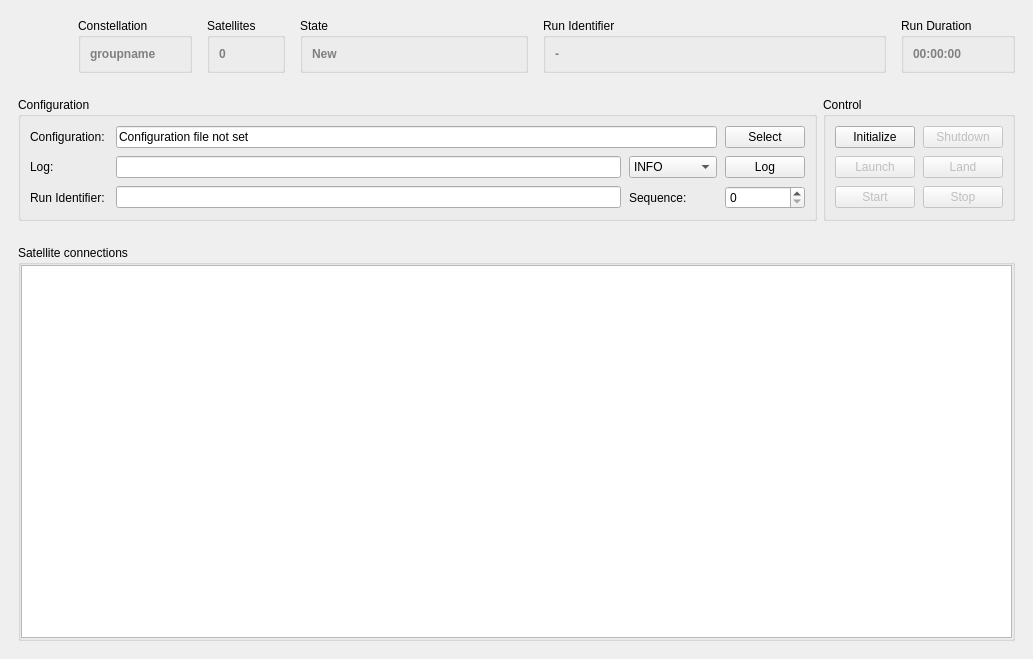
Above: cxx/controllers/MissionControl/MissionControl.ui from constellation-daq/Constellation before the change. Below: the same form after it.
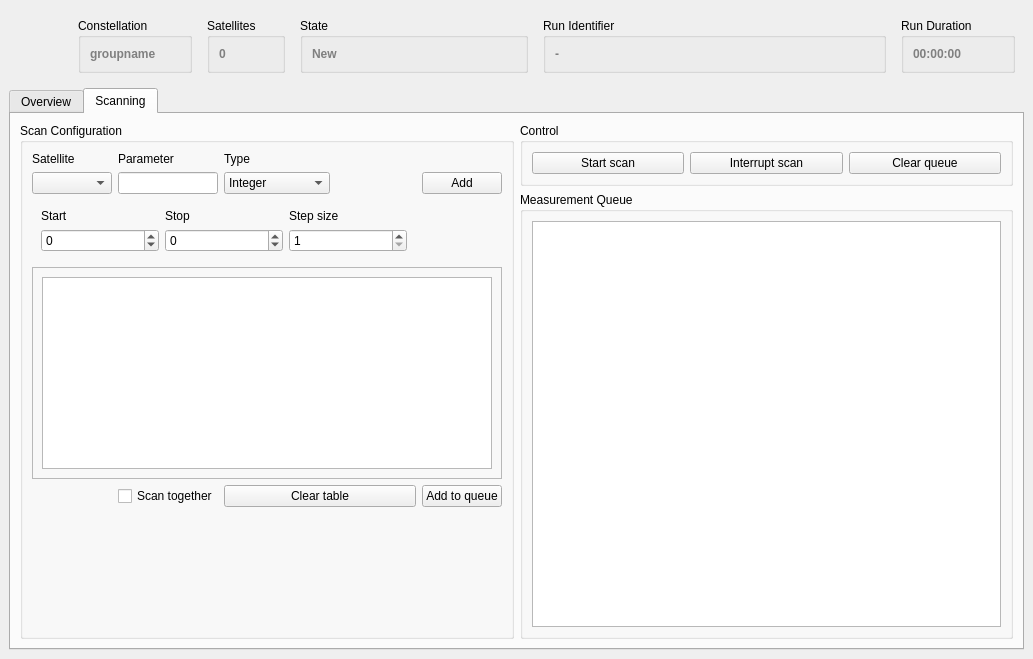
That is the form after the change. Icons and pictures are not drawn.

Commit message: euRun: start adding scan feature

The edit to the form file:
```diff
--- a/cxx/controllers/MissionControl/MissionControl.ui
+++ b/cxx/controllers/MissionControl/MissionControl.ui
@@ -239,6 +239,16 @@
      </widget>
     </item>
     <item row="1" column="0">
+     <widget class="QTabWidget" name="tabWidget">
+      <property name="currentIndex">
+       <number>1</number>
+      </property>
+      <widget class="QWidget" name="tabRun">
+       <attribute name="title">
+        <string>Overview</string>
+       </attribute>
+       <layout class="QVBoxLayout" name="verticalLayout_3">
+        <item>
      <widget class="QWidget" name="controlWidget" native="true">
       <layout class="QHBoxLayout" name="horizontalLayout_3">
        <item>
@@ -265,7 +275,7 @@
           <item row="1" column="4">
            <widget class="QPushButton" name="btnLog">
             <property name="enabled">
-             <bool>true</bool>
+                 <bool>false</bool>
             </property>
             <property name="toolTip">
              <string>Send a log message</string>
@@ -343,41 +353,11 @@
           <item row="1" column="3">
            <widget class="QComboBox" name="comboBoxLogLevel">
             <property name="currentIndex">
-             <number>2</number>
+                 <number>-1</number>
             </property>
             <property name="maxVisibleItems">
              <number>6</number>
             </property>
-            <item>
-             <property name="text">
-              <string>TRACE</string>
-             </property>
-            </item>
-            <item>
-             <property name="text">
-              <string>DEBUG</string>
-             </property>
-            </item>
-            <item>
-             <property name="text">
-              <string>INFO</string>
-             </property>
-            </item>
-            <item>
-             <property name="text">
-              <string>WARNING</string>
-             </property>
-            </item>
-            <item>
-             <property name="text">
-              <string>STATUS</string>
-             </property>
-            </item>
-            <item>
-             <property name="text">
-              <string>CRITICAL</string>
-             </property>
-            </item>
            </widget>
           </item>
          </layout>
@@ -482,7 +462,55 @@
       </layout>
      </widget>
     </item>
-    <item row="2" column="0">
+        <item>
+         <widget class="QWidget" name="statusWidget" native="true">
+          <layout class="QVBoxLayout" name="verticalLayout_2">
+           <item>
+            <widget class="QGroupBox" name="grpStatus">
+             <property name="sizePolicy">
+              <sizepolicy hsizetype="Preferred" vsizetype="Preferred">
+               <horstretch>0</horstretch>
+               <verstretch>0</verstretch>
+              </sizepolicy>
+             </property>
+             <property name="minimumSize">
+              <size>
+               <width>192</width>
+               <height>0</height>
+              </size>
+             </property>
+             <property name="title">
+              <string>Status</string>
+             </property>
+             <layout class="QGridLayout">
+              <property name="leftMargin">
+               <number>9</number>
+              </property>
+              <property name="topMargin">
+               <number>9</number>
+              </property>
+              <property name="rightMargin">
+               <number>9</number>
+              </property>
+              <property name="bottomMargin">
+               <number>9</number>
+              </property>
+              <property name="horizontalSpacing">
+               <number>8</number>
+              </property>
+              <property name="verticalSpacing">
+               <number>4</number>
+              </property>
+              <item row="1" column="0">
+               <layout class="QGridLayout" name="grpGrid"/>
+              </item>
+             </layout>
+            </widget>
+           </item>
+          </layout>
+         </widget>
+        </item>
+        <item>
      <widget class="QWidget" name="connectionWidget" native="true">
       <layout class="QHBoxLayout" name="horizontalLayout_4">
        <item>
@@ -523,6 +551,345 @@
         </widget>
        </item>
       </layout>
+         </widget>
+        </item>
+       </layout>
+      </widget>
+      <widget class="QWidget" name="tabScan">
+       <attribute name="title">
+        <string>Scanning</string>
+       </attribute>
+       <layout class="QGridLayout" name="gridLayout_4">
+        <item row="1" column="1">
+         <widget class="QGroupBox" name="groupBox_3">
+          <property name="sizePolicy">
+           <sizepolicy hsizetype="Preferred" vsizetype="Preferred">
+            <horstretch>2</horstretch>
+            <verstretch>0</verstretch>
+           </sizepolicy>
+          </property>
+          <property name="title">
+           <string>Measurement Queue</string>
+          </property>
+          <layout class="QGridLayout" name="gridLayout_2">
+           <item row="0" column="0">
+            <widget class="QTableWidget" name="tableQueue"/>
+           </item>
+          </layout>
+         </widget>
+        </item>
+        <item row="0" column="1">
+         <widget class="QGroupBox" name="groupBox_4">
+          <property name="title">
+           <string>Control</string>
+          </property>
+          <layout class="QGridLayout" name="gridLayout_5">
+           <item row="0" column="1">
+            <widget class="QPushButton" name="btnInterruptScan">
+             <property name="text">
+              <string>Interrupt scan</string>
+             </property>
+            </widget>
+           </item>
+           <item row="0" column="0">
+            <widget class="QPushButton" name="btnStartScan">
+             <property name="text">
+              <string>Start scan</string>
+             </property>
+            </widget>
+           </item>
+           <item row="0" column="2">
+            <widget class="QPushButton" name="btnClearScan">
+             <property name="text">
+              <string>Clear queue</string>
+             </property>
+            </widget>
+           </item>
+          </layout>
+         </widget>
+        </item>
+        <item row="0" column="0" rowspan="2">
+         <widget class="QGroupBox" name="groupBox_2">
+          <property name="sizePolicy">
+           <sizepolicy hsizetype="Preferred" vsizetype="Preferred">
+            <horstretch>2</horstretch>
+            <verstretch>0</verstretch>
+           </sizepolicy>
+          </property>
+          <property name="title">
+           <string>Scan Configuration</string>
+          </property>
+          <layout class="QGridLayout" name="gridLayout_3">
+           <item row="5" column="1">
+            <widget class="QCheckBox" name="checkBoxScanTogether">
+             <property name="text">
+              <string>Scan together</string>
+             </property>
+            </widget>
+           </item>
+           <item row="4" column="0" colspan="6">
+            <widget class="QFrame" name="frame">
+             <property name="frameShape">
+              <enum>QFrame::StyledPanel</enum>
+             </property>
+             <property name="frameShadow">
+              <enum>QFrame::Raised</enum>
+             </property>
+             <layout class="QHBoxLayout" name="horizontalLayout_8">
+              <item>
+               <widget class="QTreeView" name="viewParameters"/>
+              </item>
+              <item>
+               <layout class="QHBoxLayout" name="horizontalLayout_7"/>
+              </item>
+             </layout>
+            </widget>
+           </item>
+           <item row="1" column="1">
+            <widget class="QLineEdit" name="lineEditParameter"/>
+           </item>
+           <item row="0" column="0">
+            <widget class="QLabel" name="label">
+             <property name="text">
+              <string>Satellite</string>
+             </property>
+            </widget>
+           </item>
+           <item row="1" column="0">
+            <widget class="QComboBox" name="comboBoxSatellites">
+             <property name="sizePolicy">
+              <sizepolicy hsizetype="Preferred" vsizetype="Fixed">
+               <horstretch>1</horstretch>
+               <verstretch>0</verstretch>
+              </sizepolicy>
+             </property>
+            </widget>
+           </item>
+           <item row="5" column="4" colspan="2">
+            <widget class="QPushButton" name="btnGenerateScan">
+             <property name="text">
+              <string>Add to queue</string>
+             </property>
+            </widget>
+           </item>
+           <item row="5" column="2" colspan="2">
+            <widget class="QPushButton" name="pushButton">
+             <property name="text">
+              <string>Clear table</string>
+             </property>
+            </widget>
+           </item>
+           <item row="6" column="2">
+            <spacer name="verticalSpacer">
+             <property name="orientation">
+              <enum>Qt::Vertical</enum>
+             </property>
+             <property name="sizeHint" stdset="0">
+              <size>
+               <width>20</width>
+               <height>40</height>
+              </size>
+             </property>
+            </spacer>
+           </item>
+           <item row="0" column="1">
+            <widget class="QLabel" name="label_2">
+             <property name="text">
+              <string>Parameter</string>
+             </property>
+            </widget>
+           </item>
+           <item row="1" column="2">
+            <widget class="QComboBox" name="comboBoxType">
+             <item>
+              <property name="text">
+               <string>Integer</string>
+              </property>
+             </item>
+             <item>
+              <property name="text">
+               <string>Floating Point</string>
+              </property>
+             </item>
+             <item>
+              <property name="text">
+               <string>String</string>
+              </property>
+             </item>
+            </widget>
+           </item>
+           <item row="0" column="2">
+            <widget class="QLabel" name="label_6">
+             <property name="text">
+              <string>Type</string>
+             </property>
+            </widget>
+           </item>
+           <item row="2" column="0" rowspan="2" colspan="4">
+            <widget class="QStackedWidget" name="stackedWidgetType">
+             <property name="sizePolicy">
+              <sizepolicy hsizetype="Preferred" vsizetype="Preferred">
+               <horstretch>3</horstretch>
+               <verstretch>0</verstretch>
+              </sizepolicy>
+             </property>
+             <property name="lineWidth">
+              <number>0</number>
+             </property>
+             <property name="currentIndex">
+              <number>0</number>
+             </property>
+             <widget class="QWidget" name="pageInt">
+              <layout class="QGridLayout" name="gridLayout_7">
+               <item row="1" column="0">
+                <widget class="QSpinBox" name="spinBoxStart">
+                 <property name="sizePolicy">
+                  <sizepolicy hsizetype="Minimum" vsizetype="Fixed">
+                   <horstretch>0</horstretch>
+                   <verstretch>0</verstretch>
+                  </sizepolicy>
+                 </property>
+                 <property name="minimum">
+                  <number>-99999</number>
+                 </property>
+                 <property name="maximum">
+                  <number>99999</number>
+                 </property>
+                </widget>
+               </item>
+               <item row="1" column="1">
+                <widget class="QSpinBox" name="spinBoxStop">
+                 <property name="sizePolicy">
+                  <sizepolicy hsizetype="Minimum" vsizetype="Fixed">
+                   <horstretch>0</horstretch>
+                   <verstretch>0</verstretch>
+                  </sizepolicy>
+                 </property>
+                 <property name="minimum">
+                  <number>-99999</number>
+                 </property>
+                 <property name="maximum">
+                  <number>99999</number>
+                 </property>
+                </widget>
+               </item>
+               <item row="1" column="2">
+                <widget class="QSpinBox" name="spinBoxStep">
+                 <property name="sizePolicy">
+                  <sizepolicy hsizetype="Minimum" vsizetype="Fixed">
+                   <horstretch>0</horstretch>
+                   <verstretch>0</verstretch>
+                  </sizepolicy>
+                 </property>
+                 <property name="minimum">
+                  <number>1</number>
+                 </property>
+                 <property name="maximum">
+                  <number>999</number>
+                 </property>
+                 <property name="value">
+                  <number>1</number>
+                 </property>
+                </widget>
+               </item>
+               <item row="0" column="0">
+                <widget class="QLabel" name="label_7">
+                 <property name="text">
+                  <string>Start</string>
+                 </property>
+                </widget>
+               </item>
+               <item row="0" column="1">
+                <widget class="QLabel" name="label_8">
+                 <property name="text">
+                  <string>Stop</string>
+                 </property>
+                </widget>
+               </item>
+               <item row="0" column="2">
+                <widget class="QLabel" name="label_9">
+                 <property name="text">
+                  <string>Step size</string>
+                 </property>
+                </widget>
+               </item>
+              </layout>
+             </widget>
+             <widget class="QWidget" name="pageFloat">
+              <layout class="QGridLayout" name="gridLayout_8">
+               <item row="1" column="0">
+                <widget class="QDoubleSpinBox" name="doubleSpinBoxStart"/>
+               </item>
+               <item row="1" column="1">
+                <widget class="QDoubleSpinBox" name="doubleSpinBoxStop"/>
+               </item>
+               <item row="1" column="2">
+                <widget class="QDoubleSpinBox" name="doubleSpinBoxStep">
+                 <property name="minimum">
+                  <double>-99.989999999999995</double>
+                 </property>
+                 <property name="value">
+                  <double>1.000000000000000</double>
+                 </property>
+                </widget>
+               </item>
+               <item row="0" column="0">
+                <widget class="QLabel" name="label_3">
+                 <property name="text">
+                  <string>Start</string>
+                 </property>
+                </widget>
+               </item>
+               <item row="0" column="1">
+                <widget class="QLabel" name="label_4">
+                 <property name="text">
+                  <string>Stop</string>
+                 </property>
+                </widget>
+               </item>
+               <item row="0" column="2">
+                <widget class="QLabel" name="label_5">
+                 <property name="text">
+                  <string>Step size</string>
+                 </property>
+                </widget>
+               </item>
+              </layout>
+             </widget>
+             <widget class="QWidget" name="pageStr">
+              <layout class="QGridLayout" name="gridLayout_9">
+               <item row="0" column="0">
+                <widget class="QLabel" name="label_10">
+                 <property name="text">
+                  <string>Comma-separated values</string>
+                 </property>
+                </widget>
+               </item>
+               <item row="1" column="0">
+                <widget class="QLineEdit" name="lineEdit_2"/>
+               </item>
+              </layout>
+             </widget>
+            </widget>
+           </item>
+           <item row="1" column="4" colspan="2">
+            <widget class="QPushButton" name="btnAddParameter">
+             <property name="sizePolicy">
+              <sizepolicy hsizetype="Minimum" vsizetype="Fixed">
+               <horstretch>0</horstretch>
+               <verstretch>0</verstretch>
+              </sizepolicy>
+             </property>
+             <property name="text">
+              <string>Add</string>
+             </property>
+            </widget>
+           </item>
+          </layout>
+         </widget>
+        </item>
+       </layout>
+      </widget>
      </widget>
     </item>
    </layout>
```
Lines whose indentation alone changed are shown as unchanged. The commit also changes 2 other files.
